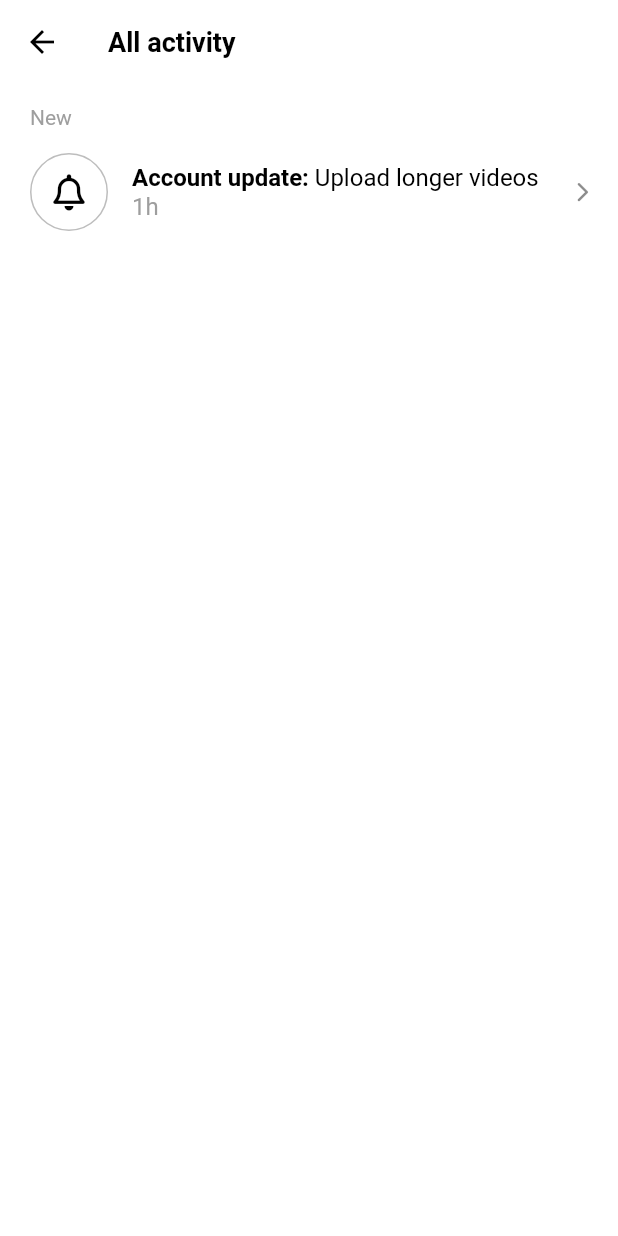
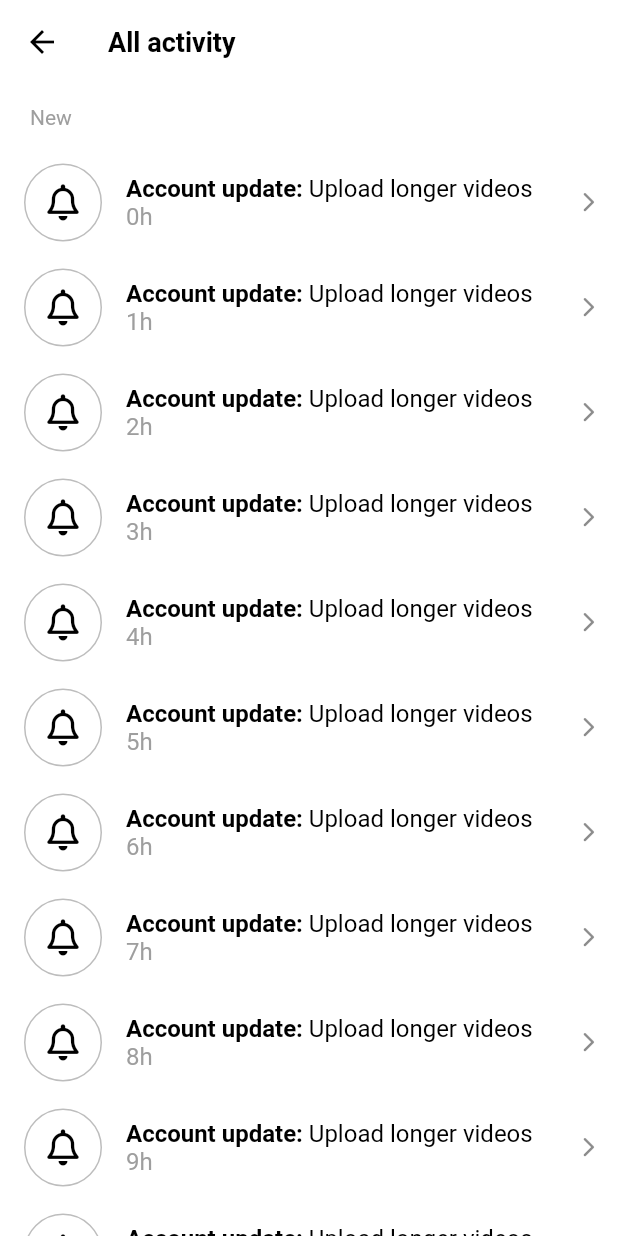
Before and after one commit to defsehun/eggtok, a Flutter app: the ActivityScreen screen opened directly, on a phone screen of 412 x 824 dp. Run offline on Flutter 3.47's test engine with Material 2 defaults, Android fonts, the phone set to English and light mode, and no system bars; our stand-ins replace font_awesome_flutter, marquee, readmore, video_player, visibility_detector.

Commit message:
feat: Activity screen

```diff
--- a/lib/features/inbox/activity_screen.dart
+++ b/lib/features/inbox/activity_screen.dart
@@ -3,8 +3,20 @@ import 'package:font_awesome_flutter/font_awesome_flutter.dart';
 import 'package:street_workout/constants/gaps.dart';
 import 'package:street_workout/constants/sizes.dart';
 
-class ActivityScreen extends StatelessWidget {
+class ActivityScreen extends StatefulWidget {
   const ActivityScreen({super.key});
+
+  @override
+  State<ActivityScreen> createState() => _ActivityScreenState();
+}
+
+class _ActivityScreenState extends State<ActivityScreen> {
+  final List<String> _notifications = List.generate(20, (index) => "${index}h");
+
+  void _onDismissed(String notification) {
+    _notifications.remove(notification);
+    setState(() {});
+  }
 
   @override
   Widget build(BuildContext context) {
@@ -13,19 +25,55 @@ class ActivityScreen extends StatelessWidget {
         title: const Text("All activity"),
       ),
       body: ListView(
-        padding: const EdgeInsets.symmetric(horizontal: Sizes.size20),
         children: [
           Gaps.v14,
-          Text(
+          Padding(
+            padding: const EdgeInsets.symmetric(
+              horizontal: Sizes.size20,
+            ),
+            child: Text(
               "New",
               style: TextStyle(
                 fontSize: Sizes.size14,
                 color: Colors.grey.shade500,
               ),
             ),
+          ),
           Gaps.v14,
-          ListTile(
-            contentPadding: EdgeInsets.zero,
+          for (var notification in _notifications)
+            Dismissible(
+              key: Key(notification),
+              onDismissed: (direction) => _onDismissed(notification),
+              background: Container(
+                alignment: Alignment.centerLeft,
+                color: Colors.green,
+                child: const Padding(
+                  padding: EdgeInsets.only(
+                    left: Sizes.size10,
+                  ),
+                  child: FaIcon(
+                    FontAwesomeIcons.check,
+                    color: Colors.white,
+                    size: Sizes.size32,
+                  ),
+                ),
+              ),
+              secondaryBackground: Container(
+                alignment: Alignment.centerRight,
+                color: Colors.red,
+                child: const Padding(
+                  padding: EdgeInsets.only(
+                    right: Sizes.size10,
+                  ),
+                  child: FaIcon(
+                    FontAwesomeIcons.trashCan,
+                    color: Colors.white,
+                    size: Sizes.size32,
+                  ),
+                ),
+              ),
+              child: ListTile(
+                minVerticalPadding: Sizes.size16,
                 leading: Container(
                   width: Sizes.size52,
                   decoration: BoxDecoration(
@@ -59,7 +107,7 @@ class ActivityScreen extends StatelessWidget {
                         ),
                       ),
                       TextSpan(
-                    text: " 1h",
+                        text: " $notification",
                         style: TextStyle(
                           fontWeight: FontWeight.normal,
                           color: Colors.grey.shade500,
@@ -73,6 +121,7 @@ class ActivityScreen extends StatelessWidget {
                   size: Sizes.size14,
                 ),
               ),
+            ),
         ],
       ),
     );
--- a/lib/main.dart
+++ b/lib/main.dart
@@ -1,6 +1,6 @@
 import 'package:flutter/material.dart';
 import 'package:street_workout/constants/sizes.dart';
-import 'package:street_workout/features/main_navigation/main_navigation_screen.dart';
+import 'package:street_workout/features/inbox/activity_screen.dart';
 
 void main() {
   runApp(const StreetWorkoutApp());
@@ -36,7 +36,8 @@ class StreetWorkoutApp extends StatelessWidget {
         ),
       ),
       // home: const SignUpScreen(),
-      home: const MainNavigaionScreen(),
+      //home: const MainNavigaionScreen(),
+      home: const ActivityScreen(),
     );
   }
 }
```
Lines whose indentation alone changed are shown as unchanged.
